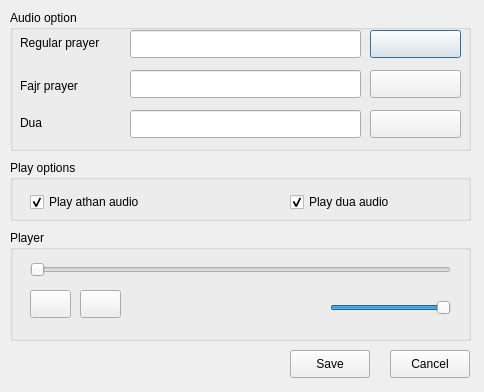
This is Qsalat/ui/audio.ui in sdizdarevic/qsalat as Qt 5 draws it before an edit. The edited form follows.
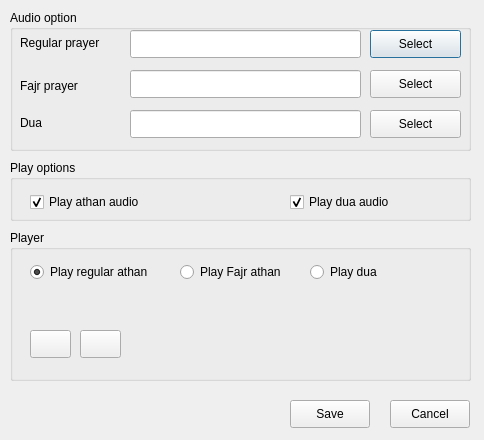
This is the edited form.

Diff of the .ui file:
```diff
--- a/Qsalat/ui/audio.ui
+++ b/Qsalat/ui/audio.ui
@@ -6,19 +6,19 @@
     <x>0</x>
     <y>0</y>
     <width>484</width>
-    <height>392</height>
+    <height>440</height>
    </rect>
   </property>
   <property name="minimumSize" >
    <size>
     <width>484</width>
-    <height>392</height>
+    <height>440</height>
    </size>
   </property>
   <property name="maximumSize" >
    <size>
     <width>484</width>
-    <height>392</height>
+    <height>440</height>
    </size>
   </property>
   <property name="windowTitle" >
@@ -46,7 +46,7 @@
      </rect>
     </property>
     <property name="text" >
-     <string/>
+     <string>Select</string>
     </property>
    </widget>
    <widget class="QPushButton" name="fajrButton" >
@@ -59,7 +59,7 @@
      </rect>
     </property>
     <property name="text" >
-     <string/>
+     <string>Select</string>
     </property>
    </widget>
    <widget class="QLineEdit" name="prayerLineEdit" >
@@ -118,7 +118,7 @@
      </rect>
     </property>
     <property name="text" >
-     <string/>
+     <string>Select</string>
     </property>
    </widget>
    <widget class="QLineEdit" name="duaLineEdit" >
@@ -199,30 +199,17 @@
      <x>10</x>
      <y>230</y>
      <width>461</width>
-     <height>111</height>
+     <height>151</height>
     </rect>
    </property>
    <property name="title" >
     <string>Player</string>
    </property>
-   <widget class="QSlider" name="playSlider" >
-    <property name="geometry" >
-     <rect>
-      <x>20</x>
-      <y>30</y>
-      <width>421</width>
-      <height>20</height>
-     </rect>
-    </property>
-    <property name="orientation" >
-     <enum>Qt::Horizontal</enum>
-    </property>
-   </widget>
    <widget class="QPushButton" name="playButton" >
     <property name="geometry" >
      <rect>
       <x>20</x>
-      <y>60</y>
+      <y>100</y>
       <width>41</width>
       <height>28</height>
      </rect>
@@ -235,7 +222,7 @@
     <property name="geometry" >
      <rect>
       <x>70</x>
-      <y>60</y>
+      <y>100</y>
       <width>41</width>
       <height>28</height>
      </rect>
@@ -244,41 +231,99 @@
      <string/>
     </property>
    </widget>
-   <widget class="QSlider" name="volumeSlider" >
-    <property name="geometry" >
-     <rect>
-      <x>320</x>
-      <y>70</y>
-      <width>121</width>
-      <height>16</height>
-     </rect>
-    </property>
-    <property name="value" >
-     <number>99</number>
-    </property>
-    <property name="orientation" >
-     <enum>Qt::Horizontal</enum>
-    </property>
-   </widget>
    <widget class="QLabel" name="volumeLabel" >
     <property name="geometry" >
      <rect>
-      <x>290</x>
-      <y>69</y>
+      <x>330</x>
+      <y>105</y>
       <width>31</width>
-      <height>16</height>
+      <height>21</height>
      </rect>
     </property>
     <property name="text" >
      <string/>
     </property>
    </widget>
+   <widget class="QRadioButton" name="regularRadioButton" >
+    <property name="geometry" >
+     <rect>
+      <x>20</x>
+      <y>30</y>
+      <width>131</width>
+      <height>24</height>
+     </rect>
+    </property>
+    <property name="text" >
+     <string>Play regular athan</string>
+    </property>
+    <property name="checked" >
+     <bool>true</bool>
+    </property>
+   </widget>
+   <widget class="QRadioButton" name="fajrRadioButton" >
+    <property name="geometry" >
+     <rect>
+      <x>170</x>
+      <y>30</y>
+      <width>111</width>
+      <height>24</height>
+     </rect>
+    </property>
+    <property name="text" >
+     <string>Play Fajr athan</string>
+    </property>
+   </widget>
+   <widget class="QRadioButton" name="duaRadioButton" >
+    <property name="geometry" >
+     <rect>
+      <x>300</x>
+      <y>30</y>
+      <width>91</width>
+      <height>24</height>
+     </rect>
+    </property>
+    <property name="text" >
+     <string>Play dua</string>
+    </property>
+   </widget>
+   <widget class="QFrame" name="playerFrame" >
+    <property name="geometry" >
+     <rect>
+      <x>10</x>
+      <y>50</y>
+      <width>441</width>
+      <height>41</height>
+     </rect>
+    </property>
+    <property name="frameShape" >
+     <enum>QFrame::NoFrame</enum>
+    </property>
+    <property name="frameShadow" >
+     <enum>QFrame::Raised</enum>
+    </property>
+   </widget>
+   <widget class="QFrame" name="volumeFrame" >
+    <property name="geometry" >
+     <rect>
+      <x>330</x>
+      <y>100</y>
+      <width>121</width>
+      <height>31</height>
+     </rect>
+    </property>
+    <property name="frameShape" >
+     <enum>QFrame::NoFrame</enum>
+    </property>
+    <property name="frameShadow" >
+     <enum>QFrame::Raised</enum>
+    </property>
+   </widget>
   </widget>
   <widget class="QPushButton" name="cancelButton" >
    <property name="geometry" >
     <rect>
      <x>390</x>
-     <y>350</y>
+     <y>400</y>
      <width>80</width>
      <height>28</height>
     </rect>
@@ -291,7 +336,7 @@
    <property name="geometry" >
     <rect>
      <x>290</x>
-     <y>350</y>
+     <y>400</y>
      <width>80</width>
      <height>28</height>
     </rect>
```
